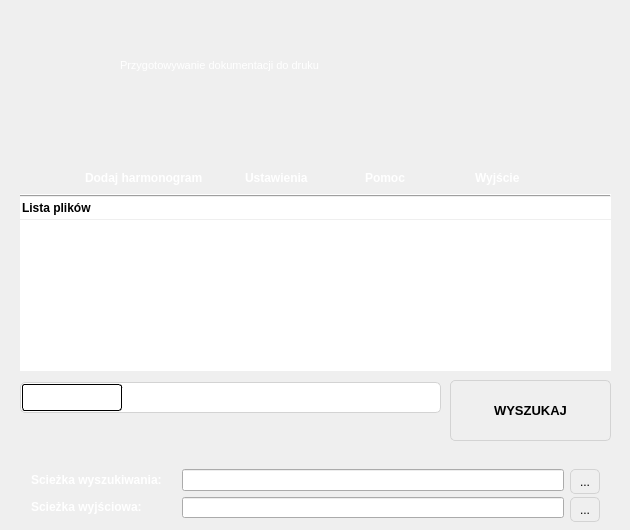
First picture: the form in mainwindow.ui, repository RStravinsky/PdfFinder, before the edit.
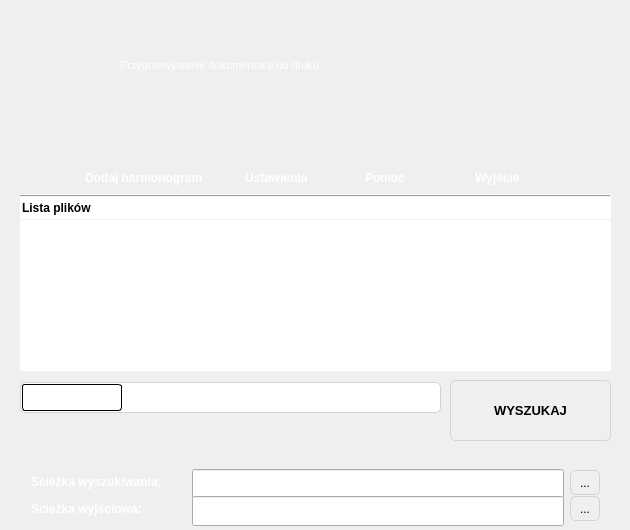
Second picture: the form after the edit. Icons and pictures are not drawn.

Patch:
```diff
--- a/mainwindow.ui
+++ b/mainwindow.ui
@@ -290,29 +290,32 @@
     <property name="frameShadow">
      <enum>QFrame::Raised</enum>
     </property>
-    <widget class="QWidget" name="">
+    <widget class="QWidget" name="layoutWidget">
      <property name="geometry">
       <rect>
        <x>20</x>
        <y>8</y>
        <width>591</width>
-       <height>71</height>
+       <height>75</height>
       </rect>
      </property>
      <layout class="QVBoxLayout" name="verticalLayout">
+      <property name="spacing">
+       <number>0</number>
+      </property>
       <item>
        <layout class="QHBoxLayout" name="inputLayout">
         <item>
          <widget class="QLabel" name="inputLabel">
           <property name="minimumSize">
            <size>
-            <width>145</width>
+            <width>155</width>
             <height>0</height>
            </size>
           </property>
           <property name="maximumSize">
            <size>
-            <width>145</width>
+            <width>155</width>
             <height>16777215</height>
            </size>
           </property>
@@ -323,12 +326,27 @@
         </item>
         <item>
          <widget class="QLineEdit" name="inputLineEdit">
+          <property name="minimumSize">
+           <size>
+            <width>0</width>
+            <height>30</height>
+           </size>
+          </property>
+          <property name="maximumSize">
+           <size>
+            <width>16777215</width>
+            <height>30</height>
+           </size>
+          </property>
           <property name="font">
            <font>
             <family>Arial</family>
             <pointsize>8</pointsize>
            </font>
           </property>
+          <property name="autoFillBackground">
+           <bool>false</bool>
+          </property>
           <property name="styleSheet">
            <string notr="true">QLineEdit {
     background-color: &quot;white&quot;;
@@ -337,8 +355,22 @@
     font-family: &quot;Arial&quot;
 	border-radius: 5px;
     border-width: 2px solid lightgray;
-}
-</string>
+}</string>
+          </property>
+          <property name="text">
+           <string/>
+          </property>
+          <property name="frame">
+           <bool>true</bool>
+          </property>
+          <property name="readOnly">
+           <bool>false</bool>
+          </property>
+          <property name="placeholderText">
+           <string/>
+          </property>
+          <property name="clearButtonEnabled">
+           <bool>true</bool>
           </property>
          </widget>
         </item>
@@ -394,13 +426,13 @@
          <widget class="QLabel" name="outputLabel">
           <property name="minimumSize">
            <size>
-            <width>145</width>
+            <width>155</width>
             <height>0</height>
            </size>
           </property>
           <property name="maximumSize">
            <size>
-            <width>145</width>
+            <width>155</width>
             <height>16777215</height>
            </size>
           </property>
@@ -411,6 +443,21 @@
         </item>
         <item>
          <widget class="QLineEdit" name="outputLineEdit">
+          <property name="minimumSize">
+           <size>
+            <width>0</width>
+            <height>30</height>
+           </size>
+          </property>
+          <property name="maximumSize">
+           <size>
+            <width>16777215</width>
+            <height>30</height>
+           </size>
+          </property>
+          <property name="autoFillBackground">
+           <bool>false</bool>
+          </property>
           <property name="styleSheet">
            <string notr="true">QLineEdit {
     background-color: &quot;white&quot;;
@@ -419,8 +466,13 @@
     font-family: &quot;Arial&quot;
 	border-radius: 5px;
     border-width: 2px solid lightgray;
-}
-</string>
+}</string>
+          </property>
+          <property name="readOnly">
+           <bool>false</bool>
+          </property>
+          <property name="clearButtonEnabled">
+           <bool>true</bool>
           </property>
          </widget>
         </item>
@@ -503,7 +555,7 @@
      <rect>
       <x>85</x>
       <y>170</y>
-      <width>131</width>
+      <width>141</width>
       <height>16</height>
      </rect>
     </property>
@@ -523,7 +575,7 @@
      <rect>
       <x>245</x>
       <y>170</y>
-      <width>71</width>
+      <width>81</width>
       <height>16</height>
      </rect>
     </property>
```
Left out of the diff: 14 changed lines with no effect on the pictures.
